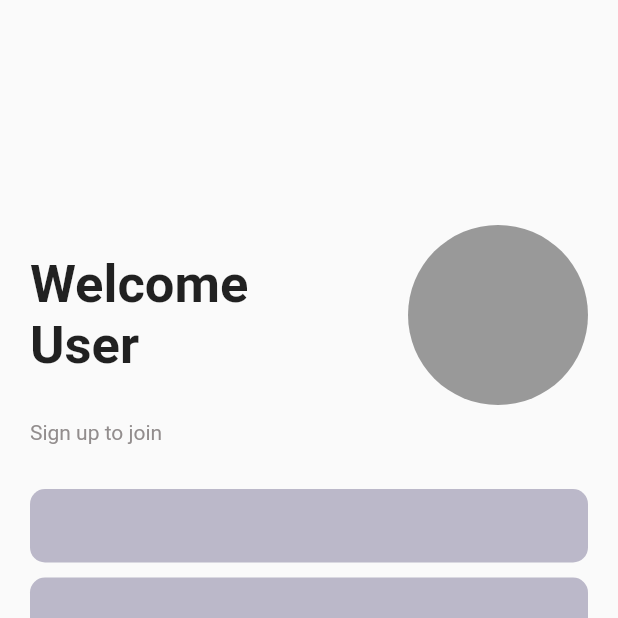
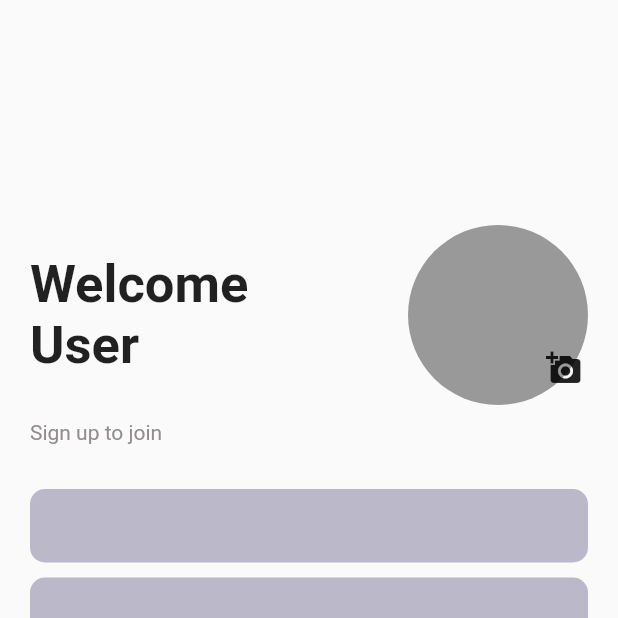
Before and after one commit to Simple-Genius/chat_app, a Flutter app: the SignupView screen opened by its route, on a phone screen of 412 x 824 dp, the top half of it. Run offline on Flutter 3.47's test engine with Material 2 defaults, Android fonts, the phone set to English and light mode, and no system bars; our stand-ins replace get.

Commit message:
dashboard, sign up view complete

```diff
--- a/lib/app/modules/signup/views/signup_view.dart
+++ b/lib/app/modules/signup/views/signup_view.dart
@@ -26,9 +26,21 @@ class SignupView extends GetView<SignupController> {
                 'Welcome\nUser',
                 style: TextStyle(fontSize: 35, fontWeight: FontWeight.bold),
               ),
-              CircleAvatar(
-                backgroundColor: Color(0xff999999),
-                radius: 60,
+              Stack(
+                children: [
+                  CircleAvatar(
+                    backgroundColor: Color(0xff999999),
+                    radius: 60,
+                  ),
+                  Positioned(
+                    left: 80,
+                    bottom: 1,
+                    child: IconButton(
+                      onPressed: () {},
+                      icon: Icon(Icons.add_a_photo),
+                    ),
+                  )
+                ],
               )
             ],
           ),
--- a/lib/app/routes/app_routes.dart
+++ b/lib/app/routes/app_routes.dart
@@ -6,6 +6,7 @@ abstract class Routes {
   static const HOME = _Paths.HOME;
   static const LOGIN = _Paths.LOGIN;
   static const SIGNUP = _Paths.SIGNUP;
+  static const DASHBOARD = _Paths.DASHBOARD;
 }
 
 abstract class _Paths {
@@ -13,4 +14,5 @@ abstract class _Paths {
   static const HOME = '/home';
   static const LOGIN = '/login';
   static const SIGNUP = '/signup';
+  static const DASHBOARD = '/dashboard';
 }
--- a/lib/main.dart
+++ b/lib/main.dart
@@ -10,7 +10,7 @@ void main() {
   runApp(
     GetMaterialApp(
       title: "Application",
-      initialRoute: AppPages.INITIAL,
+      initialRoute: Routes.DASHBOARD,
       getPages: AppPages.routes,
     ),
   );
```
Also changed, not shown: lib/app/modules/dashboard/bindings/dashboard_binding.dart (added, +12 -0 lines), lib/app/modules/dashboard/controllers/dashboard_controller.dart (added, +23 -0 lines), lib/app/modules/dashboard/views/dashboard_view.dart (added, +29 -0 lines), lib/app/routes/app_pages.dart (+7 -0 lines).
